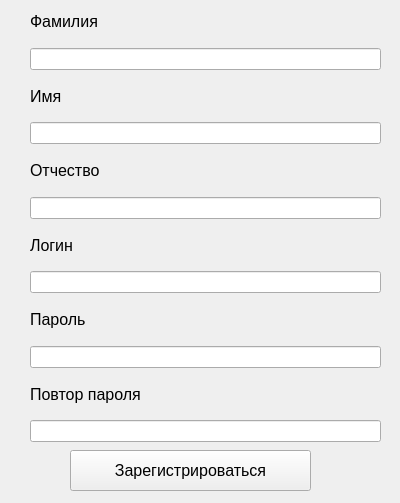
Old version of the form ui_files/AdminWindow.ui in the repository SSerov77/CollegeAccounting.
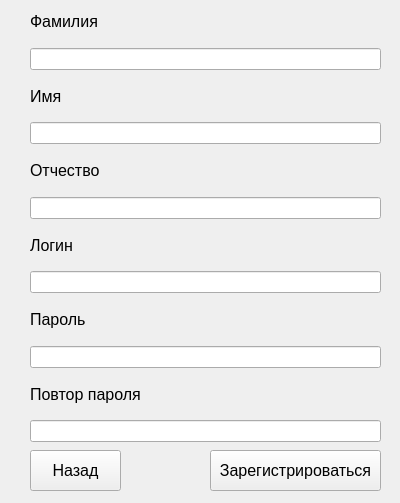
New version of the form.

Commit message: Доделано окно "Препода", исправлен баг с ходов акк

The edit to the form file:
```diff
--- a/ui_files/AdminWindow.ui
+++ b/ui_files/AdminWindow.ui
@@ -16,9 +16,9 @@
   <widget class="QPushButton" name="pushButton">
    <property name="geometry">
     <rect>
-     <x>70</x>
+     <x>210</x>
      <y>450</y>
-     <width>241</width>
+     <width>171</width>
      <height>41</height>
     </rect>
    </property>
@@ -31,7 +31,7 @@
     <string>Зарегистрироваться</string>
    </property>
   </widget>
-  <widget class="QWidget" name="">
+  <widget class="QWidget" name="layoutWidget">
    <property name="geometry">
     <rect>
      <x>30</x>
@@ -157,6 +157,24 @@
     </item>
    </layout>
   </widget>
+  <widget class="QPushButton" name="pushButton_back">
+   <property name="geometry">
+    <rect>
+     <x>30</x>
+     <y>450</y>
+     <width>91</width>
+     <height>41</height>
+    </rect>
+   </property>
+   <property name="font">
+    <font>
+     <pointsize>12</pointsize>
+    </font>
+   </property>
+   <property name="text">
+    <string>Назад</string>
+   </property>
+  </widget>
  </widget>
  <resources/>
  <connections/>
```
The commit also changes 4 other files.
